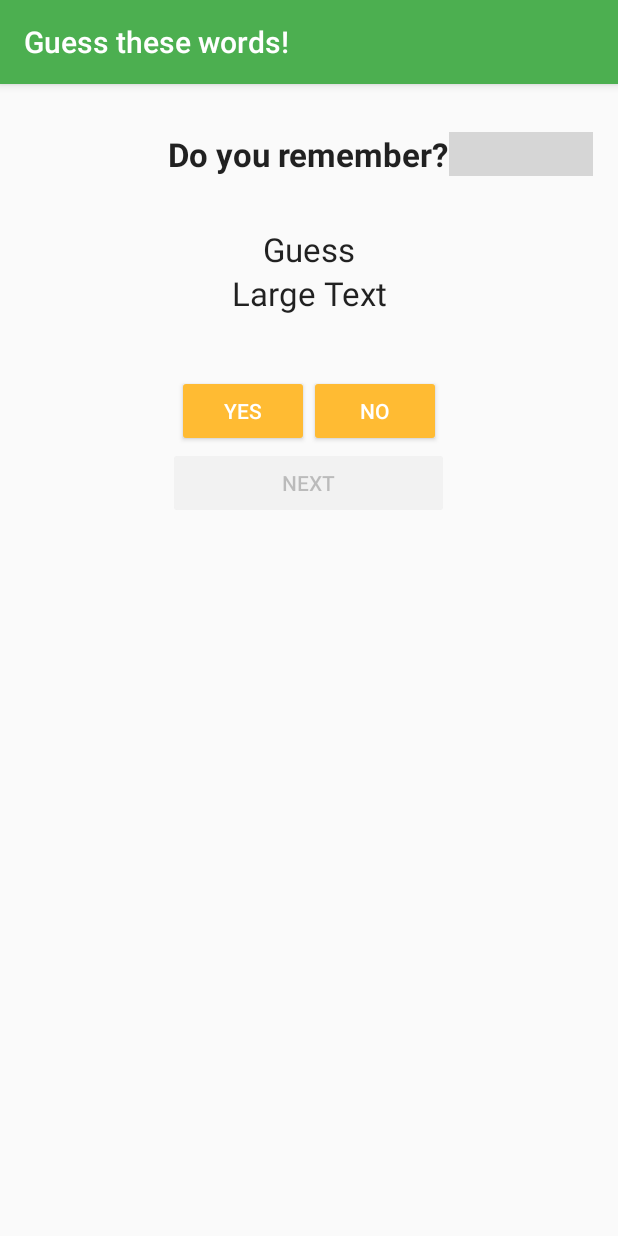
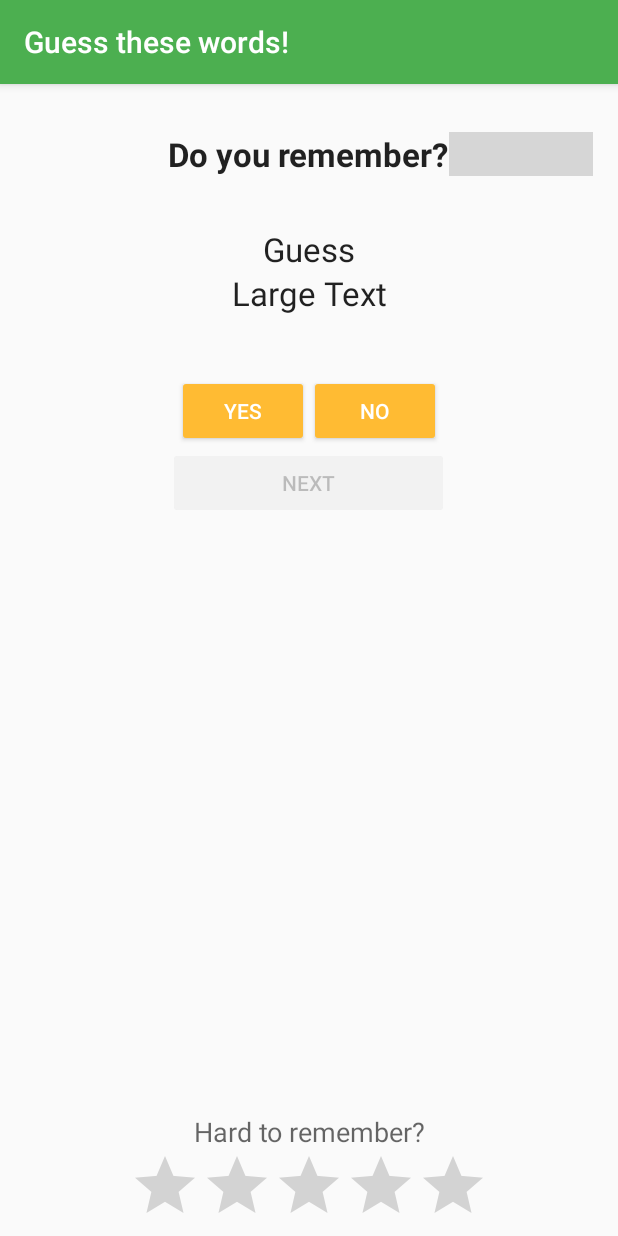
Before and after one commit to alainrk/memenguage, an Android app: the PlayActivity screen opened directly, with no data from a screen before it, on a phone screen of 412 x 824 dp. Run offline under Robolectric (Android 15) with nearby library versions, the phone set to English and light mode, and no system bars; 1 statement that could not run was skipped; grey boxes are pictures that could not be loaded.

Commit message:
Difficult rating implementing. Guess and play view are done. TODO implement decreasing and resetting for effectivness of change.

```diff
--- a/app/src/main/java/alaindc/memenguage/Constants.java
+++ b/app/src/main/java/alaindc/memenguage/Constants.java
@@ -18,7 +18,7 @@ package alaindc.memenguage;
 
 public class Constants {
     public static final String DBNAME = "memenguageDB";
-    public static final int DB_VERSION = 2;
+    public static final int DB_VERSION = 3;
 
     public static final String PREF_FILE = "memenguagesharedpreference";
     public static final String PREF_GOOGLEACCOUNT_ISLOGGED = "PREF_GOOGLEACCOUNT_ISLOGGED";
@@ -40,6 +40,7 @@ public class Constants {
     public static final String FIELD_ENG = "eng";
     public static final String FIELD_TIMESTAMP = "timestamp";
     public static final String FIELD_USED = "used";
+    public static final String FIELD_RATING = "rating";
 
     public static final String FIELD_CONTEXT = "desc";
 
--- a/app/src/main/java/alaindc/memenguage/View/PlayActivity.java
+++ b/app/src/main/java/alaindc/memenguage/View/PlayActivity.java
@@ -30,6 +30,7 @@ import android.view.Gravity;
 import android.view.View;
 import android.widget.Button;
 import android.widget.ImageButton;
+import android.widget.RatingBar;
 import android.widget.TextView;
 import android.widget.Toast;
 
@@ -46,11 +47,13 @@ public class PlayActivity extends AppCompatActivity {
     private Cursor crs;
     private Random random;
 
-    private TextView guesstext;
-    private TextView translatext;
+    private TextView guesstext, translatext;
     private Button yesbutton, nobutton, nextbutton;
     private ImageButton hintbutton;
     private SharedPreferences sharedPref;
+    private RatingBar ratingBar;
+
+    private Long wordId;
 
     @Override
     protected void onCreate(final Bundle savedInstanceState) {
@@ -66,6 +69,7 @@ public class PlayActivity extends AppCompatActivity {
         nobutton = (Button) findViewById(R.id.nobuttonPlay);
         nextbutton = (Button) findViewById(R.id.nextbuttonPlay);
         hintbutton = (ImageButton) findViewById(R.id.hintButtonPlay);
+        ratingBar = (RatingBar) findViewById(R.id.ratingBarPlay);
 
         setTitle("Guess these words!");
 
@@ -77,6 +81,7 @@ public class PlayActivity extends AppCompatActivity {
     }
 
     private int configureAll() {
+
         nextbutton.setEnabled(false);
         yesbutton.setEnabled(true);
         nobutton.setEnabled(true);
@@ -84,6 +89,7 @@ public class PlayActivity extends AppCompatActivity {
         dbmanager = new DBManager(getApplicationContext());
 
         String guess, transl, itaflag, engflag;
+        int rating, randomCase;
 
         if(android.os.Build.VERSION.SDK_INT > Build.VERSION_CODES.JELLY_BEAN_MR1){
             itaflag = "\uDBB9\uDCE9 ";
@@ -106,9 +112,7 @@ public class PlayActivity extends AppCompatActivity {
         if (crs.getCount() <= 0)
             return -1;
         crs.moveToFirst();
-        final Long wordId = crs.getLong(crs.getColumnIndex(Constants.FIELD_ID));
-
-        int randomCase;
+        wordId = crs.getLong(crs.getColumnIndex(Constants.FIELD_ID));
 
         switch (Integer.parseInt(PreferenceManager.getDefaultSharedPreferences(this).getString("guess_mode", "0"))) {
             case Constants.PREF_GUESS_MIXED:
@@ -122,6 +126,9 @@ public class PlayActivity extends AppCompatActivity {
             default:
                 randomCase = Constants.ENGLISH_GUESS;
         }
+
+        rating = crs.getInt(crs.getColumnIndex(Constants.FIELD_RATING));
+        ratingBar.setRating(rating);
 
         guess = crs.getString(crs.getColumnIndex( (randomCase == Constants.ENGLISH_GUESS) ? Constants.FIELD_ENG : Constants.FIELD_ITA) );
         transl = crs.getString(crs.getColumnIndex( (randomCase == Constants.ENGLISH_GUESS) ? Constants.FIELD_ITA : Constants.FIELD_ENG) );
@@ -185,6 +192,19 @@ public class PlayActivity extends AppCompatActivity {
             }
         });
 
+        ratingBar.setOnRatingBarChangeListener(new RatingBar.OnRatingBarChangeListener() {
+            @Override
+            public void onRatingChanged(RatingBar ratingBar, float rating, boolean fromUser) {
+                if (fromUser) {
+                    Toast t = Toast.makeText(getApplicationContext(), "More difficult you rate your words, more chance are given to you to improve your memory about them.", Toast.LENGTH_LONG);
+                    t.setGravity(Gravity.BOTTOM, 0, 100);
+                    t.show();
+                    dbmanager = new DBManager(getApplicationContext());
+                    dbmanager.setRating(wordId, (int) rating);
+                }
+            }
+        });
+
         return 0;
     }
 }
--- a/app/src/main/res/layout/activity_play.xml
+++ b/app/src/main/res/layout/activity_play.xml
@@ -73,6 +73,7 @@
             android:layout_width="wrap_content"
             android:layout_height="wrap_content" />
 
+
     </TableRow>
 
 
@@ -87,4 +88,23 @@
         android:layout_toRightOf="@+id/numwordslab"
         android:layout_above="@+id/guessTextPlay" />
 
+    <TextView
+        android:layout_width="wrap_content"
+        android:layout_height="wrap_content"
+        android:textAppearance="?android:attr/textAppearanceMedium"
+        android:id="@+id/difflabel"
+        android:gravity="center"
+        android:text="Hard to remember?"
+        android:layout_above="@+id/ratingBarPlay"
+        android:layout_centerHorizontal="true" />
+
+    <RatingBar
+        android:id="@+id/ratingBarPlay"
+        android:layout_width="wrap_content"
+        android:layout_height="wrap_content"
+        android:numStars="5"
+        android:stepSize="1.0"
+        android:layout_alignParentBottom="true"
+        android:layout_centerHorizontal="true" />
+
 </RelativeLayout>
```
Also changed, not shown: app/src/main/java/alaindc/memenguage/DBHelper.java (+10 -2 lines), app/src/main/java/alaindc/memenguage/DBManager.java (+16 -0 lines), app/src/main/java/alaindc/memenguage/View/GuessActivity.java (+32 -12 lines), app/src/main/res/layout/activity_guess.xml (+15 -16 lines).
